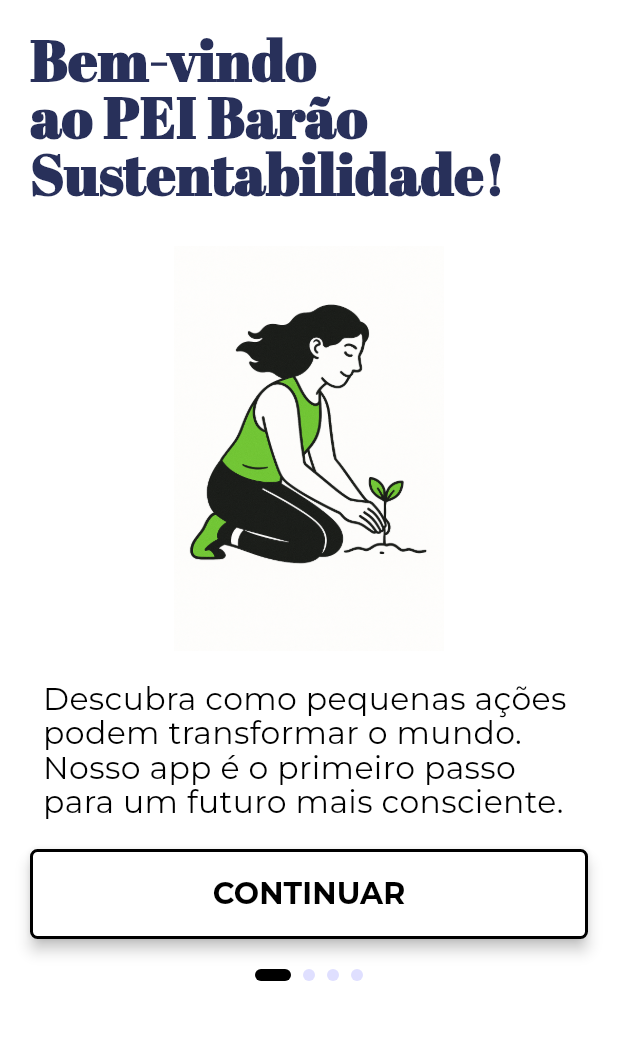
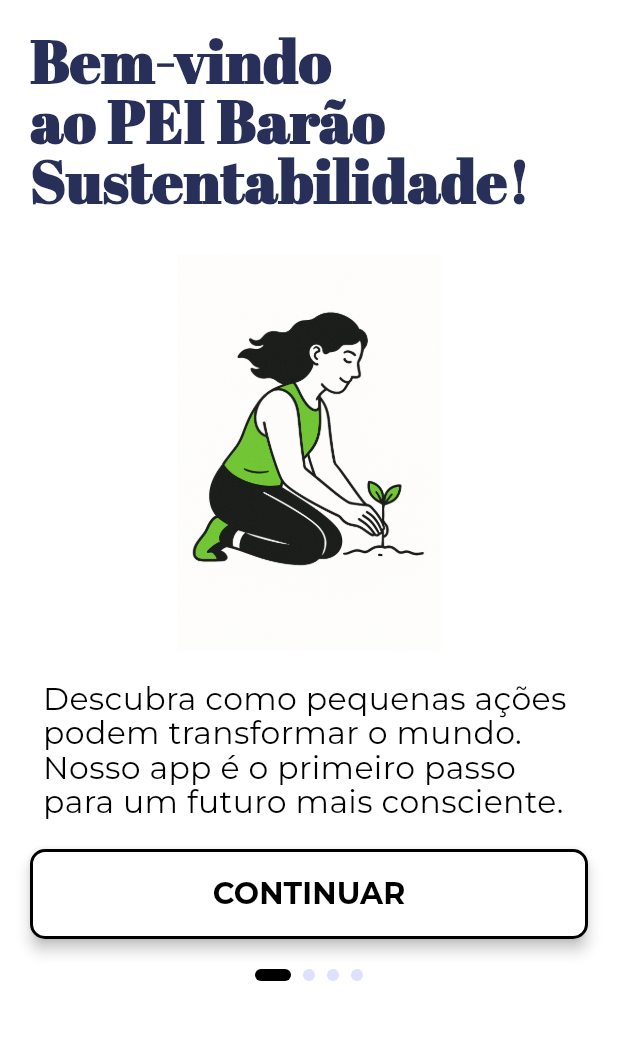
Before and after one commit to Joojjuuk/app_escolar, a Flutter app: the screen it shows after launch, on a phone screen of 412 x 824 dp, the part 195-1235 px from its top. Run offline on Flutter 3.47's test engine with Material 3 defaults, Android fonts, the phone set to English and light mode, and no system bars; drawn by our look-alikes of smooth_page_indicator; our stand-ins replace pinput, shared_preferences; project files that could hold a hidden picture were left out.

Commit message:
Telas de Usuario - Login, Cadastro, Esqueci a senha - DRY (Don't Repeat Yourself) + Pinput() + Onboard Atualizada

```diff
--- a/lib/core/constants/app_colors.dart
+++ b/lib/core/constants/app_colors.dart
@@ -12,10 +12,13 @@ class AppColors{
   static const Color whiteText = Color(0xFFFFFFFF);
   static const Color grayText = Color(0xFF6C7278);
   static const Color lightGrayText = Color(0xFF333333);
+  static const Color lightBlueText = Color(0xFF4D81E7);
 
   //Fundo Botao
   static const Color lightBlueBtn = Color(0xFF86CFE2);
 
+  //Borders e outros
+  static const Color whiteBord = Color(0XFFEDF1F3);
   //Cores de Status
   static const Color errorColor = Colors.red;
   static const Color successColor = Colors.green;
--- a/lib/core/theme/app_button_styles.dart
+++ b/lib/core/theme/app_button_styles.dart
@@ -1,27 +1,40 @@
 import 'package:flutter/material.dart';
 import 'package:appescolar/core/constants/app_colors.dart';
 
-
-class AppBtn{
-
+class AppBtn {
+  // BOTOES (onboard)
   static ButtonStyle botaoPretoBranco = ElevatedButton.styleFrom(
     backgroundColor: Colors.white,
     foregroundColor: Colors.black,
     shape: RoundedRectangleBorder(
-        borderRadius: BorderRadius.circular(5),
+        borderRadius: BorderRadius.circular(10),
         side: const BorderSide(color: Colors.black, width: 2)),
     elevation: 4,
   );
 
+  //Botoes (Demais telas)
   static ButtonStyle botaoAzul = ElevatedButton.styleFrom(
     backgroundColor: AppColors.lightBlueBtn,
     foregroundColor: AppColors.lightBlueBtn,
     shape: RoundedRectangleBorder(
-        borderRadius: BorderRadius.circular(5),
-        side: const BorderSide(width: 2)),
+        borderRadius: BorderRadius.circular(10),
+        side: const BorderSide(color: Colors.lightBlueAccent, width: 2)),
     elevation: 4,
   );
 
-
-
+  //Border dos Inputs
+  static InputDecoration bordaInput = InputDecoration(
+    border: OutlineInputBorder(
+      borderRadius: BorderRadius.circular(10),
+      borderSide: BorderSide(color: AppColors.whiteBord),
+    ),
+    focusedBorder: OutlineInputBorder(
+      borderRadius: BorderRadius.circular(10),
+      borderSide: BorderSide(color: AppColors.whiteBord),
+    ),
+    enabledBorder: OutlineInputBorder(
+      borderRadius: BorderRadius.circular(10),
+      borderSide: BorderSide(color: AppColors.whiteBord),
+    ),
+  );
 }
--- a/lib/core/theme/app_text_style.dart
+++ b/lib/core/theme/app_text_style.dart
@@ -2,6 +2,7 @@ import 'package:flutter/material.dart';
 import 'package:appescolar/core/constants/app_colors.dart';
 
 class AppTextStyle{
+
 
   static const TextStyle tituloPrincipal = TextStyle(
     color: AppColors.blueTitle,
@@ -34,14 +35,26 @@ class AppTextStyle{
 
   static const TextStyle textoDescricao = TextStyle(
     color: AppColors.grayText,
-    fontWeight: FontWeight.normal,
+    fontWeight: FontWeight.w600,
     fontFamily: 'Montserrat',
     fontSize: 14,
+  );
+  static const TextStyle textoLoginClicavel = TextStyle(
+    color: AppColors.lightBlueText,
+    fontWeight: FontWeight.w600,
+    fontFamily: 'Montserrat',
+    fontSize: 14,
+  );
+
+  static const TextStyle textBtn = TextStyle(
+        color: Colors.white,
+        fontWeight: FontWeight.bold,
+        fontFamily: 'Montserrat',
+        fontSize: 21
   );
 
 
 
 
 
-
 }
--- a/lib/view/onboard/onboard.dart
+++ b/lib/view/onboard/onboard.dart
@@ -1,8 +1,8 @@
-import 'package:appescolar/view/home/home.dart';
+import 'package:appescolar/view/user/login/login.dart';
 import 'package:flutter/material.dart';
 import 'package:appescolar/view/onboard/onboardbase.dart';
 import 'package:shared_preferences/shared_preferences.dart';
-import 'package:smooth_page_indicator/smooth_page_indicator.dart';
+
 
 class Onboard extends StatefulWidget {
   const Onboard({super.key});
@@ -28,7 +28,7 @@ class _OnboardState extends State<Onboard> {
     if (_pageController.page?.round() == onboardPag.length - 1) {
       await _marcarVistoTela();
       Navigator.of(context).pushReplacement(
-        MaterialPageRoute(builder: (context) => const Home()),
+        MaterialPageRoute(builder: (context) => const Login()),
       );
     } else {
       _pageController.nextPage(
--- a/lib/view/onboard/onboardbase.dart
+++ b/lib/view/onboard/onboardbase.dart
@@ -1,5 +1,7 @@
 import 'package:flutter/material.dart';
 import 'package:smooth_page_indicator/smooth_page_indicator.dart';
+import 'package:appescolar/core/theme/app_button_styles.dart';
+import 'package:appescolar/core/theme/app_text_style.dart';
 
 class Onboardbase extends StatelessWidget {
   const Onboardbase(
@@ -44,17 +46,7 @@ class Onboardbase extends StatelessWidget {
             ),
             Align(
               alignment: Alignment.centerLeft,
-              child: Text(
-                titulo,
-                style: const TextStyle(
-                  color: Color(0xFF28305A),
-                  fontSize: 38,
-                  fontFamily: 'AbrilFatface',
-                  height: 1,
-                  fontWeight: FontWeight.w600,
-                ),
-                textAlign: TextAlign.left,
-              ),
+              child: Text(titulo, style: AppTextStyle.tituloPrincipal),
             ),
             const SizedBox(height: 30),
             Expanded(
@@ -64,30 +56,14 @@ class Onboardbase extends StatelessWidget {
               ),
             ),
             const SizedBox(height: 20),
-            Text(
-              descricao,
-              style: TextStyle(
-                color: Color(0xFF000000),
-                fontWeight: FontWeight.normal,
-                fontFamily: 'Montserrat',
-                height: 1.1,
-                fontSize: 21,
-              ),
-            ),
+            Text(descricao, style: AppTextStyle.textoGrande),
             const SizedBox(height: 20),
             SizedBox(
               width: double.infinity,
               height: 60,
               child: ElevatedButton(
                   onPressed: botaoPressionado,
-                  style: ElevatedButton.styleFrom(
-                    backgroundColor: Colors.white,
-                    foregroundColor: Colors.black,
-                    shape: RoundedRectangleBorder(
-                        borderRadius: BorderRadius.circular(5),
-                        side: const BorderSide(color: Colors.black, width: 2)),
-                    elevation: 4,
-                  ),
+                  style: AppBtn.botaoPretoBranco,
                   child: Text(
                     'CONTINUAR',
                     style: TextStyle(
--- a/pubspec.yaml
+++ b/pubspec.yaml
@@ -36,6 +36,7 @@ dependencies:
   cupertino_icons: ^1.0.8
   smooth_page_indicator: ^1.0.0
   shared_preferences: ^2.0.15
+  pinput: ^5.0.1
 
 dev_dependencies:
   flutter_test:
```
Also changed, not shown: lib/view/user/forgot_password/forgot_password.dart (added, +96 -0 lines), lib/view/user/forgot_password/verify_code.dart (added, +77 -0 lines), lib/view/user/login/login.dart (added, +114 -0 lines), lib/view/user/sign_up/sign.dart (added, +133 -0 lines), pubspec.lock.
